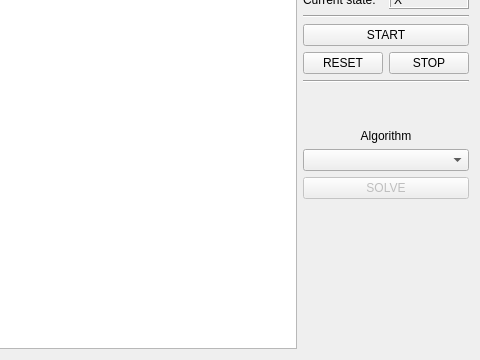
Before: the Qt Designer form GUI/forms/mainwindow.ui in matmarczuk/micromouse, drawn with Qt 5; both pictures show x 693 to 1173 and y 209 to 569 of the 1173 by 569 pixel window.
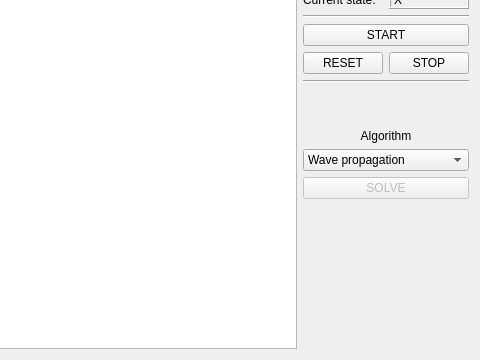
After: the same form once the commit is applied.

Commit message: Add Wave propagation algorithm

Diff of the .ui file:
```diff
--- a/GUI/forms/mainwindow.ui
+++ b/GUI/forms/mainwindow.ui
@@ -144,7 +144,13 @@
          </spacer>
         </item>
         <item row="8" column="0" colspan="2">
-         <widget class="QComboBox" name="comboBox"/>
+         <widget class="QComboBox" name="comboBox">
+          <item>
+           <property name="text">
+            <string>Wave propagation</string>
+           </property>
+          </item>
+         </widget>
         </item>
        </layout>
       </item>
```
The commit also changes 3 other files.
